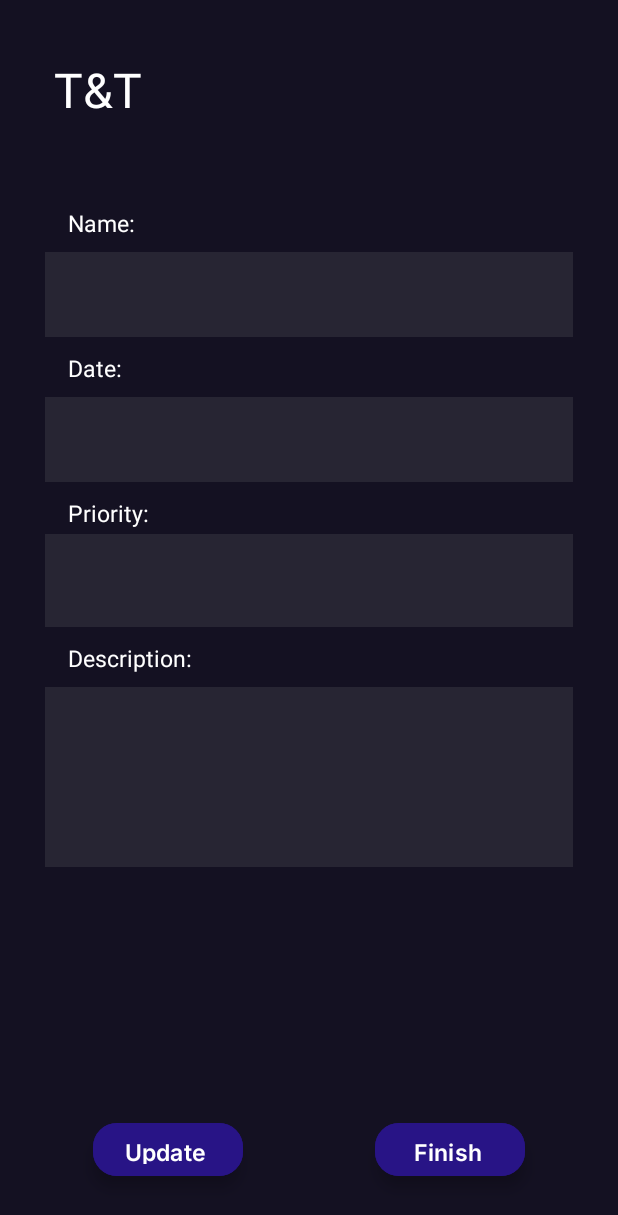
After one commit to AndriyK12/TimeAndTuneMobile, an Android app: the AdditionalInfo screen opened directly, with no data from a screen before it, on a phone screen of 412 x 824 dp. The commit adds this screen. Shown: the top 1215 px of the screen. Run offline under Robolectric (Android 15) with nearby library versions, the phone set to English and light mode, and no system bars; 5 statements that could not run were skipped.

```diff
--- /dev/null
+++ b/Project/app/src/main/java/com/example/timeandtune/Presentation/AdditionalInfo.kt
@@ -0,0 +1,44 @@
+package com.example.timeandtune.Presentation
+
+import androidx.appcompat.app.AppCompatActivity
+import android.os.Bundle
+import com.example.timeandtune.DAL.Models.Task
+import com.example.timeandtune.databinding.ActivityAdditionalInfoBinding
+
+class AdditionalInfo : AppCompatActivity() {
+    private lateinit var binding: ActivityAdditionalInfoBinding
+    override fun onCreate(savedInstanceState: Bundle?) {
+        super.onCreate(savedInstanceState)
+        binding = ActivityAdditionalInfoBinding.inflate(layoutInflater)
+        val view = binding.root
+        setContentView(view)
+
+        val task = intent.getSerializableExtra("task") as Task
+
+        binding.nameField.setText(task.name)
+        binding.dateField.setText(task.expectedFinishTime.toString())
+        binding.descriptionField.setText(task.description)
+        binding.priorityField.setText(task.priority)
+
+        binding.updateButton.setOnClickListener {
+            val newName = binding.nameField.text.toString()
+            val newDate = binding.nameField.text.toString()
+            val newDescription = binding.nameField.text.toString()
+            val newPriority = binding.nameField.text.toString()
+
+            val newTask = Task(
+                task.id,
+                newName,
+                newDescription,
+                task.dateOfCreation,
+                newDate,
+                "",
+                newPriority.toInt(),
+                task.completed,
+                "0"
+            )
+
+        }
+
+    }
+}
--- /dev/null
+++ b/Project/app/src/main/res/layout/activity_additional_info.xml
@@ -0,0 +1,170 @@
+<?xml version="1.0" encoding="utf-8"?>
+<androidx.constraintlayout.widget.ConstraintLayout xmlns:android="http://schemas.android.com/apk/res/android"
+    xmlns:app="http://schemas.android.com/apk/res-auto"
+    xmlns:tools="http://schemas.android.com/tools"
+    android:layout_width="match_parent"
+    android:layout_height="match_parent"
+    tools:context=".Presentation.AdditionalInfo"
+    android:background="#141122">
+    <LinearLayout
+        android:layout_width="match_parent"
+        android:layout_height="match_parent"
+        android:orientation="vertical">
+        <LinearLayout
+            android:layout_width="match_parent"
+            android:layout_height="40sp"
+            android:orientation="horizontal"
+            android:layout_marginTop="38sp"
+            android:layout_marginRight="30sp"
+            android:layout_marginLeft="30sp"
+            android:layout_marginBottom="50sp">
+            <TextView
+                android:layout_height="wrap_content"
+                android:layout_width="wrap_content"
+                android:layout_gravity="center_horizontal"
+                android:text="T&amp;T"
+                android:textColor="#FFFFFF"
+                android:textSize="32sp"
+                android:layout_marginTop="5sp"
+                android:layout_marginLeft="6sp"/>
+        </LinearLayout>
+        <RelativeLayout
+            android:layout_width="match_parent"
+            android:layout_height="match_parent"
+            android:layout_marginLeft="30sp"
+            android:layout_marginRight="30sp"
+            android:orientation="vertical">
+
+            <LinearLayout
+                android:layout_width="match_parent"
+                android:layout_height="wrap_content"
+                android:orientation="vertical">
+
+                <TextView
+                    android:layout_width="match_parent"
+                    android:layout_height="wrap_content"
+                    android:text="Name: "
+                    android:textColor="#FFF"
+                    android:textSize="15sp"
+                    android:layout_marginTop="10sp"
+                    android:layout_marginBottom="3sp"
+                    android:layout_marginLeft="15sp"/>
+
+                <com.google.android.material.textfield.TextInputLayout
+
+                    android:layout_width="match_parent"
+                    android:layout_height="wrap_content"
+                    >
+
+                    <com.google.android.material.textfield.TextInputEditText
+                        android:id="@+id/nameField"
+                        android:text=""
+                        android:layout_width="match_parent"
+                        android:layout_height="wrap_content"
+                        android:background="#272533"/>
+
+                </com.google.android.material.textfield.TextInputLayout>
+
+                <TextView
+                    android:layout_width="match_parent"
+                    android:layout_height="wrap_content"
+                    android:text="Date: "
+                    android:textColor="#FFF"
+                    android:textSize="15sp"
+                    android:layout_marginTop="10sp"
+                    android:layout_marginBottom="3sp"
+                    android:layout_marginLeft="15sp"/>
+
+                <com.google.android.material.textfield.TextInputLayout
+
+                    android:layout_width="match_parent"
+                    android:layout_height="wrap_content"
+                    >
+
+                    <com.google.android.material.textfield.TextInputEditText
+                        android:id="@+id/dateField"
+                        android:layout_width="match_parent"
+                        android:layout_height="wrap_content"
+                        android:background="#272533"/>
+
+                </com.google.android.material.textfield.TextInputLayout>
+
+                <TextView
+                    android:layout_width="match_parent"
+                    android:layout_height="wrap_content"
+                    android:text="Priority: "
+                    android:textColor="#FFF"
+                    android:textSize="15sp"
+                    android:layout_marginTop="10sp"
+                    android:layout_marginBottom="3sp"
+                    android:layout_marginLeft="15sp"/>
+
+                <com.google.android.material.textfield.TextInputLayout
+
+                    android:layout_width="match_parent"
+                    android:layout_height="wrap_content"
+                    android:background="#272533">
+
+                    <com.google.android.material.textfield.TextInputEditText
+                        android:id="@+id/priorityField"
+                        android:layout_width="match_parent"
+                        android:layout_height="wrap_content"
+                        android:background="#272533"/>
+
+                </com.google.android.material.textfield.TextInputLayout>
+
+                <TextView
+                    android:layout_width="match_parent"
+                    android:layout_height="wrap_content"
+                    android:text="Description: "
+                    android:textColor="#FFF"
+                    android:textSize="15sp"
+                    android:layout_marginTop="10sp"
+                    android:layout_marginBottom="3sp"
+                    android:layout_marginLeft="15sp"/>
+
+                <com.google.android.material.textfield.TextInputLayout
+
+                    android:layout_width="match_parent"
+                    android:layout_height="wrap_content"
+                    >
+
+                    <com.google.android.material.textfield.TextInputEditText
+                        android:id="@+id/descriptionField"
+                        android:layout_width="match_parent"
+                        android:layout_height="120sp"
+                        android:background="#272533"/>
+
+                </com.google.android.material.textfield.TextInputLayout>
+            </LinearLayout>
+
+            <com.google.android.material.floatingactionbutton.ExtendedFloatingActionButton
+                android:id="@+id/updateButton"
+                android:layout_width="100sp"
+                android:layout_height="35sp"
+                android:layout_alignParentBottom="true"
+                android:layout_marginBottom="40sp"
+                android:backgroundTint="@color/blue"
+                android:fontFamily="@font/inter_semibold"
+                android:text="Update"
+                android:textColor="@color/white"
+                android:textSize="15dp"
+                android:layout_marginLeft="32sp"/>
+
+            <com.google.android.material.floatingactionbutton.ExtendedFloatingActionButton
+                android:id="@+id/finishButton"
+                android:layout_width="100sp"
+                android:layout_height="35sp"
+                android:layout_alignParentBottom="true"
+                android:layout_marginBottom="40sp"
+                android:backgroundTint="@color/blue"
+                android:fontFamily="@font/inter_semibold"
+                android:text="Finish"
+                android:textColor="@color/white"
+                android:textSize="15dp"
+                android:layout_marginLeft="220sp"/>
+
+
+        </RelativeLayout>
+    </LinearLayout>
+</androidx.constraintlayout.widget.ConstraintLayout>
--- a/Project/app/src/main/res/layout/profile_fragment.xml
+++ b/Project/app/src/main/res/layout/profile_fragment.xml
@@ -323,6 +323,7 @@
                         android:layout_marginRight="5sp"
                         android:layout_marginBottom="5sp"/>
                     <LinearLayout
+                        android:id="@+id/changePasswordButton"
                         android:layout_width="match_parent"
                         android:layout_height="wrap_content"
                         android:layout_marginBottom="15sp"
@@ -352,8 +353,7 @@
                             android:text=""
                             android:background="@null"
                             android:drawableLeft="@drawable/further_icon"
-                            android:backgroundTint="#272533"
-                            android:onClick="onButtonClick" />
+                            android:backgroundTint="#272533" />
                     </LinearLayout>
                 </LinearLayout>
             </com.google.android.material.card.MaterialCardView>
--- a/Project/app/src/main/res/layout/additional_info.xml
+++ b/Project/app/src/main/res/layout/todeleteaditioninfo.xml
@@ -26,8 +26,6 @@
             android:layout_marginTop="5sp"
             android:layout_marginLeft="6sp"/>
     </LinearLayout>
-
-
     <RelativeLayout
         android:layout_width="match_parent"
         android:layout_height="553dp"
```
Also changed, not shown: Project/app/src/main/AndroidManifest.xml (+11 -1 lines), Project/app/src/main/java/com/example/timeandtune/DAL/LocalDataBase.kt (+4 -4 lines), Project/app/src/main/java/com/example/timeandtune/DAL/Models/Task.kt (+4 -4 lines), Project/app/src/main/java/com/example/timeandtune/DAL/Models/TasksAdapter.kt (+8 -0 lines), Project/app/src/main/java/com/example/timeandtune/Presentation/AddTask.kt (added, +12 -0 lines), Project/app/src/main/java/com/example/timeandtune/Presentation/ChangePassword.kt (added, +12 -0 lines), Project/app/src/main/java/com/example/timeandtune/Presentation/Navigation/HomeFragment.kt (+14 -3 lines), Project/app/src/main/java/com/example/timeandtune/Presentation/Navigation/ProfileFragment.kt (+15 -1 lines), Project/app/src/main/res/layout/add_task_layout.xml (added, +9 -0 lines), Project/app/src/main/res/layout/change_password_layout.xml (added, +9 -0 lines).
